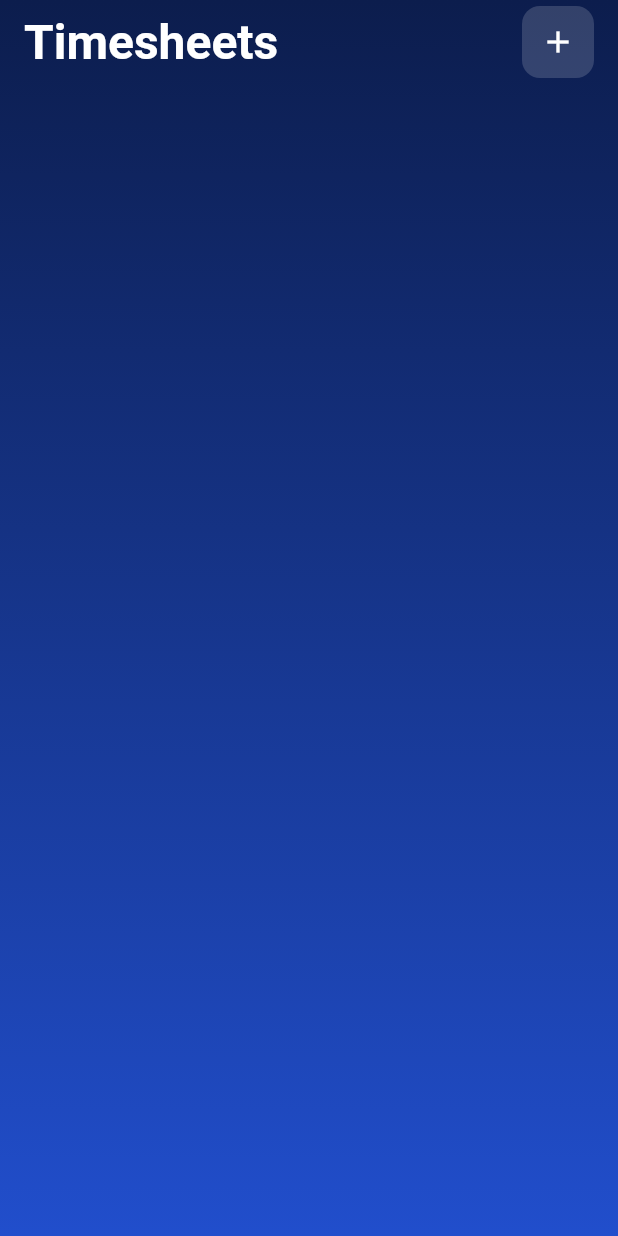
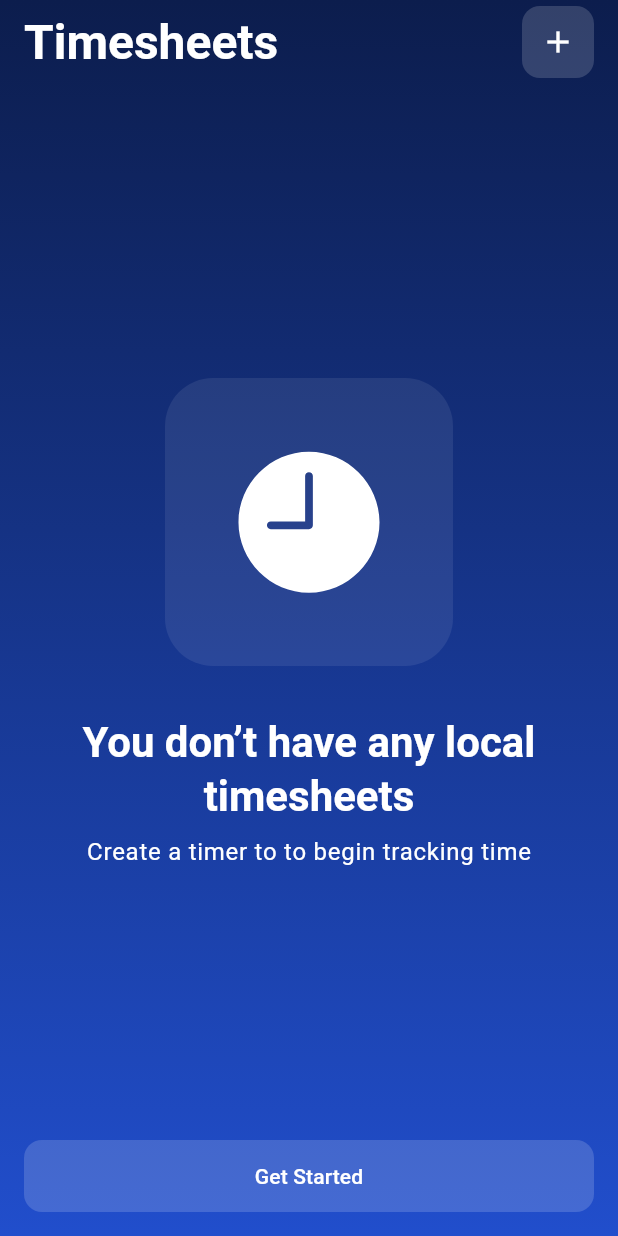
Before and after one commit to filipepatricio/odoo_timesheets, a Flutter app: the screen it shows after launch, on a phone screen of 412 x 824 dp. Run offline on Flutter 3.47's test engine with Material 3 defaults, Android fonts, the phone set to English and light mode, and no system bars; our stand-ins replace equatable, flutter_bloc, flutter_svg; missing offline and left inert: flutter_form_bloc; generated files the repository leaves out were written again.

Commit message:
Add empty list container

```diff
--- a/lib/l10n/app_en.arb
+++ b/lib/l10n/app_en.arb
@@ -7,5 +7,8 @@
   "makeFavorite": "Make favorite",
   "details": "Details",
   "deadline": "Deadline",
-  "assignedTo": "Assigned to"
+  "assignedTo": "Assigned to",
+  "empty_timesheets_title": "You don’t have any local timesheets",
+  "empty_timesheets_call_to_action": "Create a timer to to begin tracking time",
+  "get_started": "Get Started"
 }
--- a/lib/presentation/screens/timesheets_screen.dart
+++ b/lib/presentation/screens/timesheets_screen.dart
@@ -1,10 +1,13 @@
 import 'package:flutter/material.dart';
+import 'package:flutter_svg/svg.dart';
 import 'package:odoo_apexive/blocs/bloc_exports.dart';
 import 'package:odoo_apexive/presentation/screens/create_timer_screen.dart';
 import 'package:odoo_apexive/presentation/styles/app_dimens.dart';
+import 'package:odoo_apexive/presentation/styles/vector_graphics.dart';
 import 'package:odoo_apexive/presentation/widgets/app_bar/app_bar_big_title.dart';
 import 'package:odoo_apexive/presentation/widgets/gradient_scaffold.dart';
 import 'package:odoo_apexive/presentation/widgets/app_bar/main_app_bar.dart';
+import 'package:odoo_apexive/presentation/widgets/opacity_button.dart';
 import 'package:odoo_apexive/presentation/widgets/timer_card.dart';
 import 'package:flutter_gen/gen_l10n/app_localizations.dart';
 
@@ -21,7 +24,8 @@ class TimesheetsScreen extends StatelessWidget {
       ),
       body: BlocBuilder<TaskListBloc, TaskListState>(
         builder: (context, state) {
-          return ListView.separated(
+          return state.taskTimerList.isNotEmpty
+              ? ListView.separated(
                   itemCount: state.taskTimerList.length,
                   itemBuilder: (context, index) => TimerCard(
                     taskTimer: state.taskTimerList[index],
@@ -29,9 +33,52 @@ class TimesheetsScreen extends StatelessWidget {
                   separatorBuilder: (context, index) => const SizedBox(
                     height: AppDimens.s,
                   ),
-          );
+                )
+              : const _EmptyList();
         },
       ),
+    );
+  }
+}
+
+class _EmptyList extends StatelessWidget {
+  const _EmptyList();
+
+  @override
+  Widget build(BuildContext context) {
+    return Column(
+      children: [
+        Expanded(
+          child: Column(
+            crossAxisAlignment: CrossAxisAlignment.center,
+            mainAxisAlignment: MainAxisAlignment.center,
+            children: [
+              SvgPicture.asset(
+                AppVectorGraphics.emptyTimesheets,
+              ),
+              const SizedBox(height: AppDimens.xl),
+              Text(
+                AppLocalizations.of(context)!.empty_timesheets_title,
+                style: Theme.of(context)
+                    .textTheme
+                    .headlineMedium!
+                    .copyWith(fontWeight: FontWeight.bold),
+                textAlign: TextAlign.center,
+              ),
+              const SizedBox(height: AppDimens.s),
+              Text(
+                AppLocalizations.of(context)!.empty_timesheets_call_to_action,
+                style: Theme.of(context).textTheme.bodyLarge,
+              )
+            ],
+          ),
+        ),
+        OpacityButton(
+          title: AppLocalizations.of(context)!.get_started,
+          onTap: () =>
+              Navigator.pushNamed(context, CreateTimerScreen.routeName),
+        ),
+      ],
     );
   }
 }
--- a/lib/presentation/styles/vector_graphics.dart
+++ b/lib/presentation/styles/vector_graphics.dart
@@ -9,4 +9,6 @@ class AppVectorGraphics {
       'assets/vector_graphics/suitcase_border_outlined.svg';
   static const String starFilled = 'assets/vector_graphics/star_filled.svg';
   static const String chevronDown = 'assets/vector_graphics/chevron_down.svg';
+  static const String emptyTimesheets =
+      'assets/vector_graphics/empty_timesheets.svg';
 }
```
Lines whose indentation alone changed are shown as unchanged.
